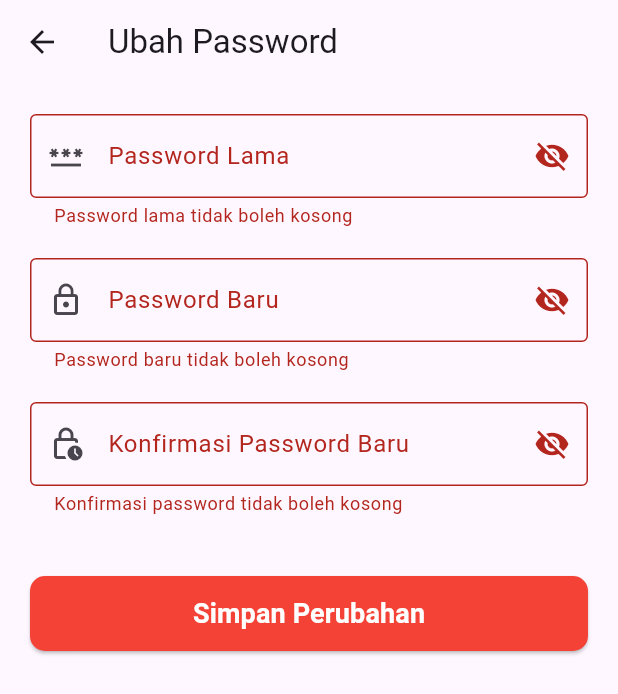
After one commit to xebec51/KanHas, a Flutter app: the EditProfilePage screen opened directly with sample values from the repository, after a tap on "Simpan Perubahan", on a phone screen of 412 x 824 dp. The commit adds this screen. Shown: the top 694 px of the screen. Run offline on Flutter 3.47's test engine with Material 3 defaults, Android fonts, the light colour scheme and no system bars; our stand-ins replace image_picker.

Commit message:
feat(profile): Implement change password functionality
Creates a new EditProfilePage` to allow users to change their password. This page validates the old password and confirms the new password. Updates `userList` with a new User object due to final fields. Forces logout on success to refresh app state and require re-login. Updates `ProfilePage` menu to navigate to the new page.

```diff
--- /dev/null
+++ b/lib/screens/edit_profile_page.dart
@@ -0,0 +1,215 @@
+import 'package:flutter/material.dart';
+import 'package:kanhas/models/user_model.dart';
+import 'package:kanhas/screens/login_page.dart';
+
+class EditProfilePage extends StatefulWidget {
+  final User user;
+  const EditProfilePage({super.key, required this.user});
+
+  @override
+  State<EditProfilePage> createState() => _EditProfilePageState();
+}
+
+class _EditProfilePageState extends State<EditProfilePage> {
+  final _formKey = GlobalKey<FormState>();
+  final _oldPasswordController = TextEditingController();
+  final _newPasswordController = TextEditingController();
+  final _confirmPasswordController = TextEditingController();
+
+  bool _obscureOld = true;
+  bool _obscureNew = true;
+  bool _obscureConfirm = true;
+
+  @override
+  void dispose() {
+    _oldPasswordController.dispose();
+    _newPasswordController.dispose();
+    _confirmPasswordController.dispose();
+    super.dispose();
+  }
+
+  void _savePassword() {
+    // 1. Validasi semua form
+    if (!_formKey.currentState!.validate()) {
+      return;
+    }
+
+    // 2. Cek apakah password lama sudah benar
+    if (_oldPasswordController.text != widget.user.password) {
+      ScaffoldMessenger.of(context).showSnackBar(
+        const SnackBar(
+          content: Text('Password lama Anda salah!'),
+          backgroundColor: Colors.red,
+        ),
+      );
+      return;
+    }
+
+    // 3. Cek apakah password baru & konfirmasi sudah cocok
+    if (_newPasswordController.text != _confirmPasswordController.text) {
+      ScaffoldMessenger.of(context).showSnackBar(
+        const SnackBar(
+          content: Text('Password baru dan konfirmasi tidak cocok!'),
+          backgroundColor: Colors.red,
+        ),
+      );
+      return;
+    }
+
+    // --- SEMUA VALIDASI LOLOS ---
+
+    // 4. Cari index user di userList global
+    int userIndex =
+    userList.indexWhere((u) => u.username == widget.user.username);
+
+    if (userIndex == -1) {
+      // Seharusnya tidak akan terjadi, tapi untuk keamanan
+      ScaffoldMessenger.of(context).showSnackBar(
+        const SnackBar(
+          content: Text('Gagal menemukan user. Silakan login ulang.'),
+          backgroundColor: Colors.red,
+        ),
+      );
+      return;
+    }
+
+    // 5. Buat objek User baru dengan password baru
+    // (Karena field di class User bersifat 'final', kita harus buat objek baru)
+    final updatedUser = User(
+      username: widget.user.username,
+      password: _newPasswordController.text, // Password baru
+      role: widget.user.role,
+    );
+
+    // 6. Ganti user lama di list dengan user yang sudah di-update
+    userList[userIndex] = updatedUser;
+
+    // 7. Tampilkan notifikasi sukses
+    ScaffoldMessenger.of(context).showSnackBar(
+      const SnackBar(
+        content: Text('Password berhasil diperbarui! Silakan login kembali.'),
+        backgroundColor: Colors.green,
+      ),
+    );
+
+    // 8. Paksa user kembali ke halaman Login
+    Navigator.pushAndRemoveUntil(
+      context,
+      MaterialPageRoute(builder: (context) => const LoginPage()),
+          (route) => false, // Hapus semua halaman sebelumnya
+    );
+  }
+
+  @override
+  Widget build(BuildContext context) {
+    return Scaffold(
+      appBar: AppBar(
+        title: const Text('Ubah Password'),
+      ),
+      body: Padding(
+        padding: const EdgeInsets.all(20.0),
+        child: Form(
+          key: _formKey,
+          child: ListView(
+            children: [
+              TextFormField(
+                controller: _oldPasswordController,
+                obscureText: _obscureOld,
+                decoration: InputDecoration(
+                  labelText: 'Password Lama',
+                  border: const OutlineInputBorder(),
+                  prefixIcon: const Icon(Icons.password),
+                  suffixIcon: IconButton(
+                    icon: Icon(
+                        _obscureOld ? Icons.visibility_off : Icons.visibility),
+                    onPressed: () {
+                      setState(() {
+                        _obscureOld = !_obscureOld;
+                      });
+                    },
+                  ),
+                ),
+                validator: (value) {
+                  if (value == null || value.isEmpty) {
+                    return 'Password lama tidak boleh kosong';
+                  }
+                  return null;
+                },
+              ),
+              const SizedBox(height: 20),
+              TextFormField(
+                controller: _newPasswordController,
+                obscureText: _obscureNew,
+                decoration: InputDecoration(
+                  labelText: 'Password Baru',
+                  border: const OutlineInputBorder(),
+                  prefixIcon: const Icon(Icons.lock_outline),
+                  suffixIcon: IconButton(
+                    icon: Icon(
+                        _obscureNew ? Icons.visibility_off : Icons.visibility),
+                    onPressed: () {
+                      setState(() {
+                        _obscureNew = !_obscureNew;
+                      });
+                    },
+                  ),
+                ),
+                validator: (value) {
+                  if (value == null || value.isEmpty) {
+                    return 'Password baru tidak boleh kosong';
+                  }
+                  if (value.length < 3) { // Samakan dengan logic login
+                    return 'Password minimal 3 karakter';
+                  }
+                  return null;
+                },
+              ),
+              const SizedBox(height: 20),
+              TextFormField(
+                controller: _confirmPasswordController,
+                obscureText: _obscureConfirm,
+                decoration: InputDecoration(
+                  labelText: 'Konfirmasi Password Baru',
+                  border: const OutlineInputBorder(),
+                  prefixIcon: const Icon(Icons.lock_clock_outlined),
+                  suffixIcon: IconButton(
+                    icon: Icon(_obscureConfirm
+                        ? Icons.visibility_off
+                        : Icons.visibility),
+                    onPressed: () {
+                      setState(() {
+                        _obscureConfirm = !_obscureConfirm;
+                      });
+                    },
+                  ),
+                ),
+                validator: (value) {
+                  if (value == null || value.isEmpty) {
+                    return 'Konfirmasi password tidak boleh kosong';
+                  }
+                  return null;
+                },
+              ),
+              const SizedBox(height: 40),
+              ElevatedButton(
+                onPressed: _savePassword,
+                style: ElevatedButton.styleFrom(
+                  backgroundColor: Colors.red,
+                  foregroundColor: Colors.white,
+                  minimumSize: const Size(double.infinity, 50),
+                  shape: RoundedRectangleBorder(
+                    borderRadius: BorderRadius.circular(10),
+                  ),
+                ),
+                child: const Text(
+                  'Simpan Perubahan',
+                  style: TextStyle(fontSize: 18, fontWeight: FontWeight.bold),
+                ),
+              ),
+            ],
+          ),
+        ),
+      ),
+    );
+  }
+}
--- a/lib/screens/profile_page.dart
+++ b/lib/screens/profile_page.dart
@@ -1,6 +1,8 @@
 import 'package:flutter/material.dart';
 import 'package:kanhas/models/user_model.dart';
 import 'package:kanhas/screens/login_page.dart'; // Impor LoginPage
+// --- TAMBAHKAN IMPOR INI ---
+import 'package:kanhas/screens/edit_profile_page.dart';
 
 class ProfilePage extends StatelessWidget {
   final User user;
@@ -39,6 +41,7 @@ class ProfilePage extends StatelessWidget {
 
   // WIDGET HELPER UNTUK HEADER
   Widget _buildProfileHeader(BuildContext context) {
+    // ... (Tidak ada perubahan di sini) ...
     return Container(
       width: double.infinity,
       padding: const EdgeInsets.all(24.0),
@@ -75,9 +78,6 @@ class ProfilePage extends StatelessWidget {
               fontStyle: FontStyle.italic,
             ),
           ),
-          // CATATAN: Nanti Anda bisa tambahkan info lain di sini
-          // jika User model di-update. Contoh:
-          // Text('mahasiswa@email.com', style: TextStyle(fontSize: 16, color: Colors.grey[600])),
         ],
       ),
     );
@@ -90,13 +90,17 @@ class ProfilePage extends StatelessWidget {
       child: Column(
         children: [
           _buildMenuTile(
-            icon: Icons.edit_outlined,
-            title: 'Edit Profil',
+            icon: Icons.lock_outline, // <-- Ganti ikon
+            title: 'Ubah Password', // <-- Ganti judul
             onTap: () {
-              // TODO: Buat Halaman Edit Profil
-              ScaffoldMessenger.of(context).showSnackBar(
-                const SnackBar(content: Text('Fitur belum tersedia')),
+              // --- UBAH LOGIKA INI ---
+              Navigator.push(
+                context,
+                MaterialPageRoute(
+                  builder: (context) => EditProfilePage(user: user),
+                ),
               );
+              // -----------------------
             },
           ),
           _buildMenuTile(
@@ -137,6 +141,7 @@ class ProfilePage extends StatelessWidget {
 
   // WIDGET HELPER UNTUK LISTTILE KUSTOM
   Widget _buildMenuTile({
+    // ... (Tidak ada perubahan di sini) ...
     required IconData icon,
     required String title,
     required VoidCallback onTap,
@@ -173,6 +178,7 @@ class ProfilePage extends StatelessWidget {
 
   // WIDGET HELPER UNTUK TOMBOL LOGOUT
   Widget _buildLogoutButton(BuildContext context) {
+    // ... (Tidak ada perubahan di sini) ...
     return Padding(
       padding: const EdgeInsets.symmetric(horizontal: 20.0, vertical: 10.0),
       child: TextButton.icon(
```
